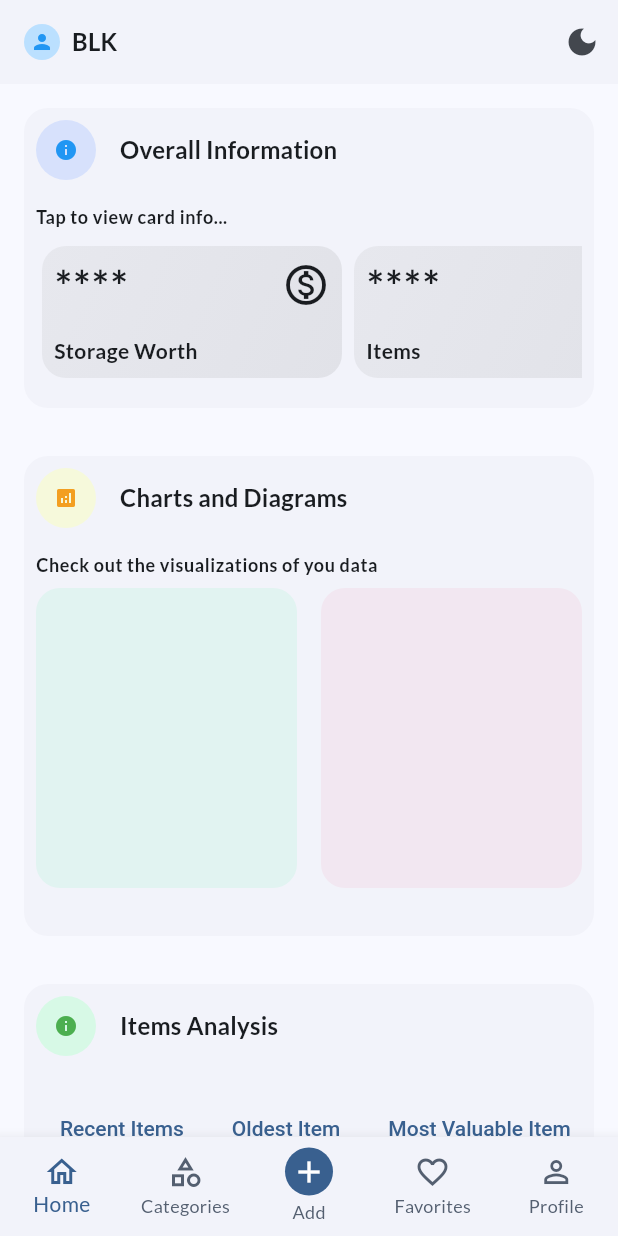
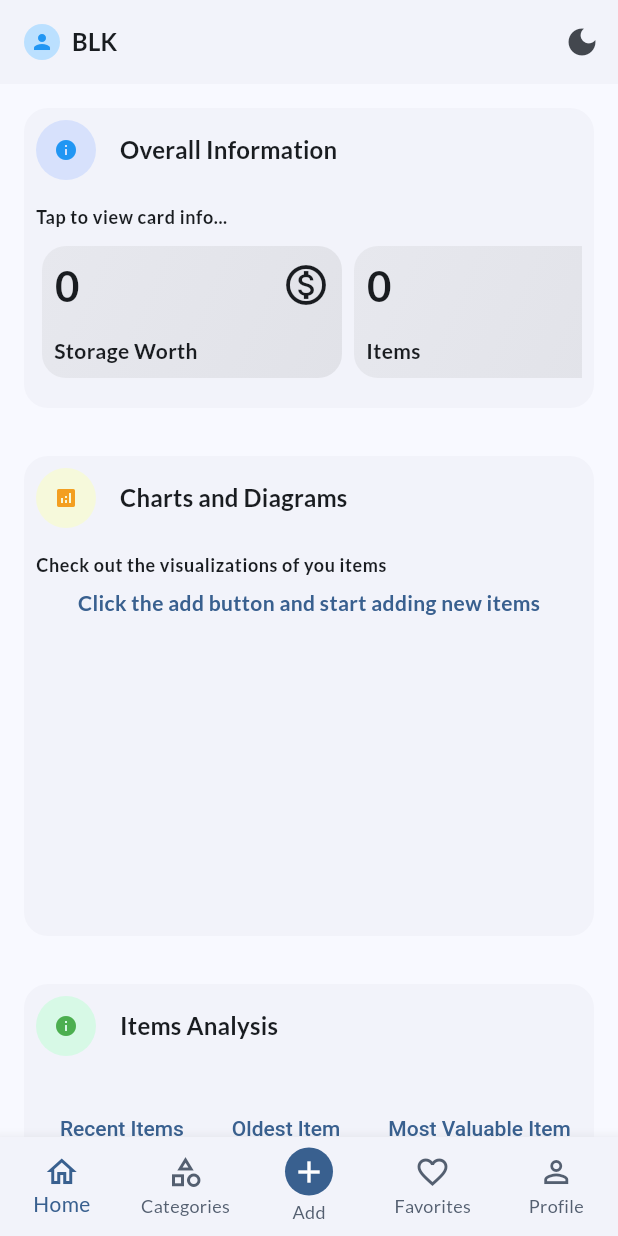
Before and after one commit to faruqonaayo/ethircle_blk_app, a Flutter app: the screen it shows after launch, on a phone screen of 412 x 824 dp. Run offline on Flutter 3.47's test engine with Material 3 defaults, Android fonts, the phone set to English and light mode, and no system bars; drawn by our look-alikes of fl_chart; our stand-ins replace flutter_colorpicker, flutter_riverpod, google_fonts, image_picker, sqflite; accounts and stored records are empty.

Commit message:
feat: Update AppLayout welcome message, enhance ChartAnalysis item visualization, and refactor ItemsAnalysis for improved item display and interaction

```diff
--- a/lib/widgets/chart_analysis.dart
+++ b/lib/widgets/chart_analysis.dart
@@ -60,11 +60,22 @@ class ChartAnalysis extends ConsumerWidget {
           ),
           const SizedBox(height: 16),
           Text(
-            "Check out the visualizations of you data",
+            "Check out the visualizations of you items",
             style: textTheme.bodySmall!.copyWith(fontWeight: FontWeight.w700),
           ),
           const SizedBox(height: 8),
-          Row(
+
+          items.isEmpty
+              ? Center(
+                  child: Text(
+                    "Click the add button and start adding new items",
+                    style: textTheme.bodyMedium!.copyWith(
+                      fontWeight: FontWeight.w700,
+                      color: colorScheme.primary,
+                    ),
+                  ),
+                )
+              : Row(
                   spacing: 16,
                   children: [
                     Expanded(
--- a/lib/widgets/information_card.dart
+++ b/lib/widgets/information_card.dart
@@ -58,7 +58,7 @@ class _InformationCardState extends State<InformationCard> {
                 crossAxisAlignment: CrossAxisAlignment.center,
                 children: [
                   Text(
-                    _active ? widget.value.toString() : "****",
+                    widget.value.toString(),
                     style: textTheme.headlineMedium!.copyWith(
                       fontWeight: FontWeight.bold,
                       letterSpacing: 1.2,
--- a/lib/widgets/items_analysis.dart
+++ b/lib/widgets/items_analysis.dart
@@ -1,11 +1,82 @@
+import 'dart:io';
+
 import 'package:flutter/material.dart';
 
 import 'package:ethircle_blk_app/models/item.dart';
 
-class ItemsAnalysis extends StatelessWidget {
+class ItemsAnalysis extends StatefulWidget {
   const ItemsAnalysis(this.items, {super.key});
 
   final List<Item> items;
+
+  @override
+  State<ItemsAnalysis> createState() => _ItemsAnalysisState();
+}
+
+class _ItemsAnalysisState extends State<ItemsAnalysis> {
+  var _title = "";
+  var _displayItem = [];
+
+  void _recentItem() {
+    if (widget.items.isNotEmpty) {
+      setState(() {
+        _title = "The most recent item is...";
+        _displayItem = [
+          widget.items.reduce(
+            (value, item) =>
+                item.updatedAt.isAfter(value.updatedAt) ? item : value,
+          ),
+        ];
+      });
+    }
+  }
+
+  void _oldestItem() {
+    if (widget.items.isNotEmpty) {
+      setState(() {
+        _title = "The oldest item is...";
+        _displayItem = [
+          widget.items.reduce(
+            (value, item) =>
+                item.updatedAt.isBefore(value.updatedAt) ? item : value,
+          ),
+        ];
+      });
+    }
+  }
+
+  void _mostValuableItem() {
+    if (widget.items.isNotEmpty) {
+      setState(() {
+        _title = "The most valuable item is...";
+        _displayItem = [
+          widget.items.reduce(
+            (value, item) => item.worth > value.worth ? item : value,
+          ),
+        ];
+      });
+    }
+  }
+
+  void _leastValuableItem() {
+    if (widget.items.isNotEmpty) {
+      _title = "The least valuable item is...";
+      setState(() {
+        _displayItem = [
+          widget.items.reduce(
+            (value, item) => item.worth < value.worth ? item : value,
+          ),
+        ];
+      });
+    }
+  }
+
+  @override
+  void initState() {
+    super.initState();
+
+    _recentItem();
+  }
 
   @override
   Widget build(BuildContext context) {
@@ -13,7 +84,7 @@ class ItemsAnalysis extends StatelessWidget {
     final textTheme = Theme.of(context).textTheme;
 
     return Container(
-      height: 384,
+      height: 416,
       padding: const EdgeInsets.all(8),
       decoration: BoxDecoration(
         color: colorScheme.surfaceContainerLow,
@@ -50,38 +121,60 @@ class ItemsAnalysis extends StatelessWidget {
             child: ListView(
               scrollDirection: Axis.horizontal,
               children: [
-                TextButton(onPressed: () {}, child: Text("Recent Items")),
-                TextButton(onPressed: () {}, child: Text("Oldest Item")),
-                TextButton(onPressed: () {}, child: Text("Most Valuable Item")),
+                TextButton(onPressed: _recentItem, child: Text("Recent Items")),
+                TextButton(onPressed: _oldestItem, child: Text("Oldest Item")),
                 TextButton(
-                  onPressed: () {},
+                  onPressed: _mostValuableItem,
+                  child: Text("Most Valuable Item"),
+                ),
+                TextButton(
+                  onPressed: _leastValuableItem,
                   child: Text("Least Valuable Item"),
                 ),
               ],
             ),
           ),
           const SizedBox(height: 8),
-          Card(
+          Text(
+            _title,
+            style: textTheme.bodyLarge!.copyWith(
+              fontWeight: FontWeight.w700,
+              fontStyle: FontStyle.italic,
+            ),
+          ),
+          const SizedBox(height: 4),
+          _displayItem.isEmpty
+              ? Center(child: Text("No items yet"))
+              : Card(
                   elevation: 0,
-
                   child: Container(
                     width: double.infinity,
-              padding: EdgeInsets.all(8),
+                    padding: EdgeInsets.all(16),
                     decoration: BoxDecoration(
-                border: Border.all(width: 1, color: colorScheme.primary),
-                borderRadius: BorderRadius.circular(16),
+                      border: Border.all(
+                        width: 1,
+                        color: colorScheme.primary.withValues(alpha: 0.2),
+                      ),
+                      borderRadius: BorderRadius.circular(8),
                     ),
                     child: Column(
                       children: [
-                  Image.asset(
+                        _displayItem[0].imageUrl == ""
+                            ? Image.asset(
                                 "assets/demo.jpg",
+                                width: double.infinity,
+                                height: 160,
+                                fit: BoxFit.cover,
+                              )
+                            : Image.file(
+                                File(_displayItem[0].imageUrl),
                                 width: double.infinity,
                                 height: 160,
                                 fit: BoxFit.cover,
                               ),
                         const SizedBox(height: 16),
                         Text(
-                    "Items Analysis",
+                          _displayItem[0].name,
                           style: textTheme.titleLarge!.copyWith(
                             fontWeight: FontWeight.w700,
                           ),
```
Lines whose indentation alone changed are shown as unchanged.
